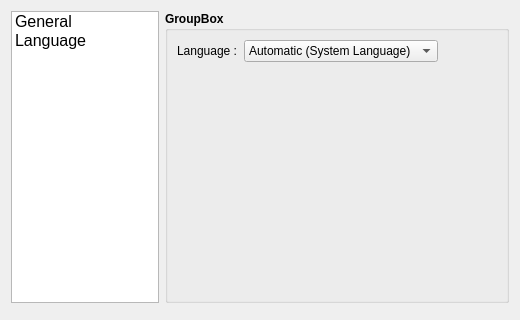
First picture: the form in Source/option.ui, repository ARASHz4/Advanced_Downloader, before the edit.
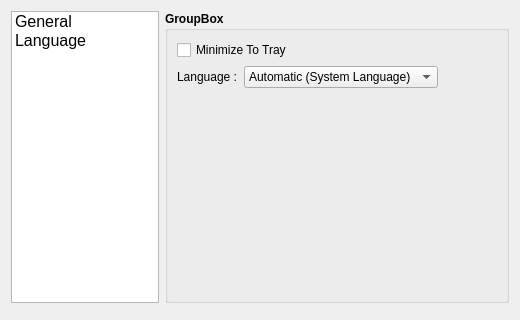
Second picture: the form after the edit. Icons and pictures are not drawn.

Commit message: Single app & tray & fix bugs

What changed in the file:
```diff
--- a/Source/option.ui
+++ b/Source/option.ui
@@ -36,7 +36,20 @@
       <string notr="true">GroupBox</string>
      </property>
      <layout class="QGridLayout" name="gridLayout">
-      <item row="0" column="0">
+      <item row="2" column="0">
+       <spacer name="verticalSpacer">
+        <property name="orientation">
+         <enum>Qt::Vertical</enum>
+        </property>
+        <property name="sizeHint" stdset="0">
+         <size>
+          <width>20</width>
+          <height>49</height>
+         </size>
+        </property>
+       </spacer>
+      </item>
+      <item row="1" column="0">
        <layout class="QHBoxLayout" name="horizontalLayout_4">
         <item>
          <widget class="QLabel" name="LanguageLabel">
@@ -96,18 +109,18 @@
         </item>
        </layout>
       </item>
-      <item row="1" column="0">
-       <spacer name="verticalSpacer">
-        <property name="orientation">
-         <enum>Qt::Vertical</enum>
+      <item row="0" column="0">
+       <widget class="QCheckBox" name="minimizeToTrayCheckBox">
+        <property name="font">
+         <font>
+          <weight>50</weight>
+          <bold>false</bold>
+         </font>
         </property>
-        <property name="sizeHint" stdset="0">
-         <size>
-          <width>20</width>
-          <height>49</height>
-         </size>
+        <property name="text">
+         <string>Minimize To Tray</string>
         </property>
-       </spacer>
+       </widget>
       </item>
      </layout>
     </widget>
```
Left out of the diff: 10 changed lines with no effect on the pictures. The commit also changes 35 other files.
